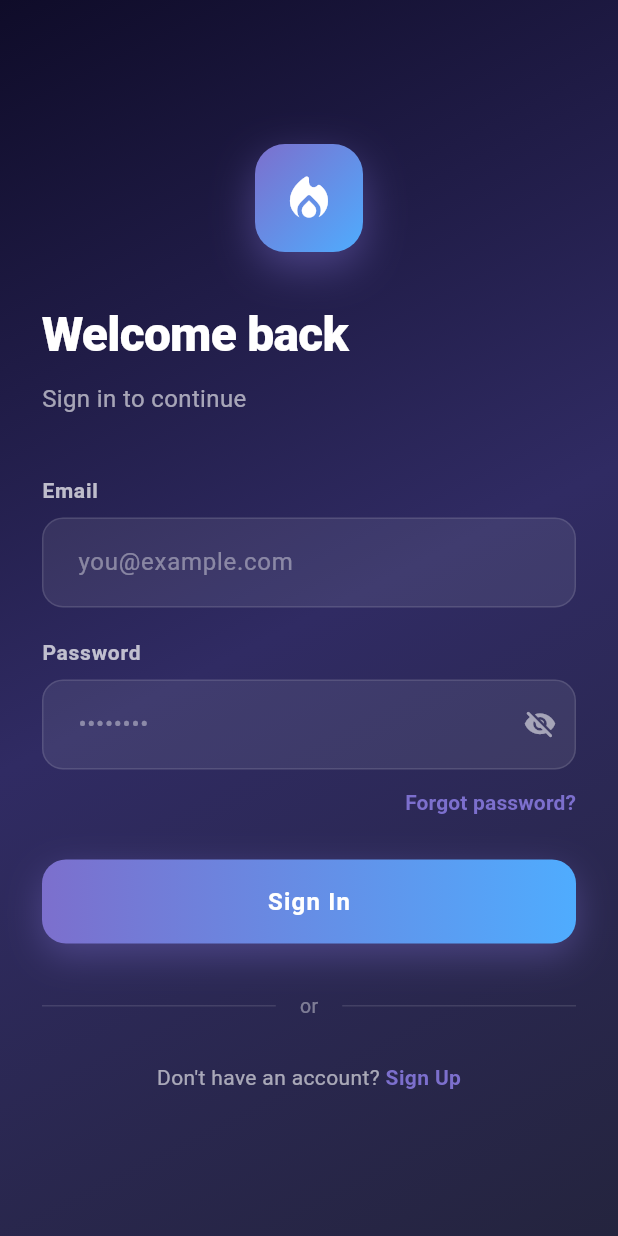
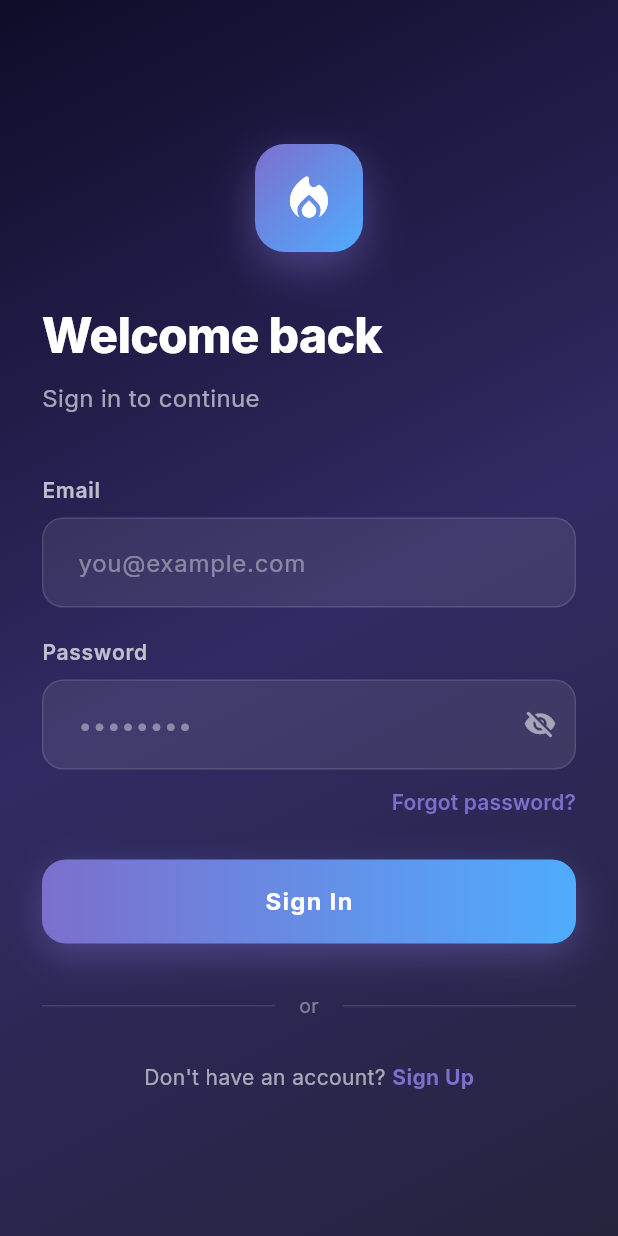
Before and after one commit to shubhranshuthakur24/getx_starter, a Flutter app: the screen it shows after launch, on a phone screen of 412 x 824 dp. Run offline on Flutter 3.47's test engine with Material 3 defaults, Android fonts, the phone set to English and light mode, and no system bars; our stand-ins replace cloud_firestore, connectivity_plus, dartz, equatable, firebase_auth, firebase_core and 3 more; missing offline and left inert: google_mlkit_face_detection, tflite_flutter; accounts and stored records are empty.

Commit message:
changed folder structure

````diff
--- /dev/null
+++ b/lib/core/theme/app_theme.dart
@@ -0,0 +1,87 @@
+import 'package:flutter/material.dart';
+import 'package:google_fonts/google_fonts.dart';
+
+/// Central theme configuration for the app.
+///
+/// Usage in [GetMaterialApp]:
+/// ```dart
+/// GetMaterialApp(
+///   theme: AppTheme.light,
+///   darkTheme: AppTheme.dark,
+///   themeMode: ThemeMode.system,
+/// )
+/// ```
+class AppTheme {
+  AppTheme._();
+
+  // ── Colour palette ───────────────────────────────────────────────────────────
+  static const Color _primary = Color(0xFF4F46E5); // indigo-600
+  static const Color _primaryDark = Color(0xFF6366F1); // indigo-500
+  static const Color _surface = Color(0xFFF9FAFB);
+  static const Color _surfaceDark = Color(0xFF1E1E2C);
+  static const Color _error = Color(0xFFEF4444);
+
+  // ── Light theme ──────────────────────────────────────────────────────────────
+  static ThemeData get light => ThemeData(
+    useMaterial3: true,
+    colorScheme: ColorScheme.fromSeed(
+      seedColor: _primary,
+      surface: _surface,
+      error: _error,
+    ),
+    textTheme: GoogleFonts.interTextTheme(),
+    scaffoldBackgroundColor: _surface,
+    appBarTheme: const AppBarTheme(
+      backgroundColor: _primary,
+      foregroundColor: Colors.white,
+      elevation: 0,
+    ),
+    elevatedButtonTheme: ElevatedButtonThemeData(
+      style: ElevatedButton.styleFrom(
+        backgroundColor: _primary,
+        foregroundColor: Colors.white,
+        shape: RoundedRectangleBorder(borderRadius: BorderRadius.circular(10)),
+      ),
+    ),
+    inputDecorationTheme: InputDecorationTheme(
+      border: OutlineInputBorder(borderRadius: BorderRadius.circular(10)),
+      contentPadding: const EdgeInsets.symmetric(horizontal: 16, vertical: 14),
+    ),
+  );
+
+  // ── Dark theme ───────────────────────────────────────────────────────────────
+  static ThemeData get dark => ThemeData(
+    useMaterial3: true,
+    colorScheme: ColorScheme.fromSeed(
+      seedColor: _primaryDark,
+      brightness: Brightness.dark,
+      surface: _surfaceDark,
+      error: _error,
+    ),
+    textTheme: GoogleFonts.interTextTheme(ThemeData.dark().textTheme),
+    scaffoldBackgroundColor: _surfaceDark,
+    appBarTheme: const AppBarTheme(
+      backgroundColor: _surfaceDark,
+      foregroundColor: Colors.white,
+      elevation: 0,
+    ),
+    elevatedButtonTheme: ElevatedButtonThemeData(
+      style: ElevatedButton.styleFrom(
+        backgroundColor: _primaryDark,
+        foregroundColor: Colors.white,
+        shape: RoundedRectangleBorder(borderRadius: BorderRadius.circular(10)),
+      ),
+    ),
+    inputDecorationTheme: InputDecorationTheme(
+      border: OutlineInputBorder(borderRadius: BorderRadius.circular(10)),
+      contentPadding: const EdgeInsets.symmetric(horizontal: 16, vertical: 14),
+    ),
+  );
+}
+
+/// Convenient [BuildContext] extensions for accessing theme tokens.
+extension AppThemeX on BuildContext {
+  ThemeData get theme => Theme.of(this);
+  ColorScheme get colors => Theme.of(this).colorScheme;
+  TextTheme get textTheme => Theme.of(this).textTheme;
+}
--- a/lib/main.dart
+++ b/lib/main.dart
@@ -1,8 +1,9 @@
 import 'package:firebase_core/firebase_core.dart';
 import 'package:flutter/material.dart';
 import 'package:get/get.dart';
-import 'package:getx_starter/di/injection_container.dart';
-import 'package:getx_starter/firebase_options.dart';
+import 'package:getx_starter/core/di/injection_container.dart';
+import 'package:getx_starter/core/config/firebase_options.dart';
+import 'package:getx_starter/core/theme/app_theme.dart';
 import 'package:getx_starter/routes/app_pages.dart';
 import 'package:getx_starter/routes/app_routes.dart';
 
@@ -32,6 +33,9 @@ class StarterApp extends StatelessWidget {
     return GetMaterialApp(
       debugShowCheckedModeBanner: false,
       title: 'GetX Starter',
+      theme: AppTheme.light,
+      darkTheme: AppTheme.dark,
+      themeMode: ThemeMode.system,
       initialRoute: AppRoutes.login,
       getPages: AppPages.routes,
     );
--- a/pubspec.yaml
+++ b/pubspec.yaml
@@ -36,6 +36,8 @@ dependencies:
   google_mlkit_face_detection: ^0.13.2
   tflite_flutter: ^0.12.1
   cloud_firestore: ^6.1.3
+  connectivity_plus: ^6.1.4
+  google_fonts: ^6.2.1
 
 dev_dependencies:
   flutter_test:
````
Also changed, not shown: lib/core/base/extensions.dart (added, +53 -0 lines), lib/core/constants/app_constants.dart (added, +28 -0 lines), lib/core/network/network_info.dart (added, +25 -0 lines), lib/core/usecases/usecase.dart (added, +23 -0 lines), lib/core/config/firebase_options.dart (renamed from lib/firebase_options.dart), lib/core/di/injection_container.dart (renamed from lib/di/injection_container.dart), pubspec.lock.
